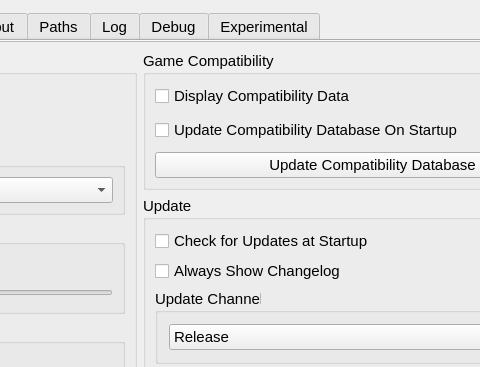
This is src/qt_gui/settings_dialog.ui in shadps4-emu/shadps4-qtlauncher as Qt 5 draws it before an edit; both pictures show x 345 to 825 and y 0 to 367 of the 970 by 767 pixel window. The edited form follows.
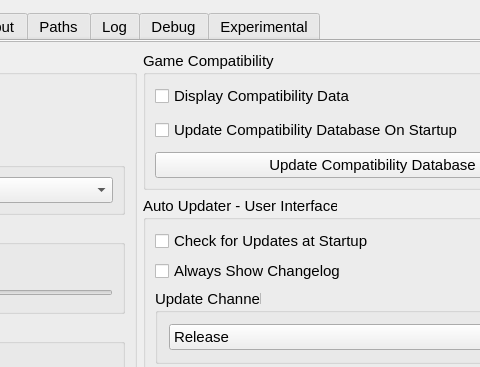
This is the edited form. The open tabs and pages were chosen to show the change. Icons and pictures are not drawn.

Commit message:
Minor interface and translation fixes
Added the text "trophy.wav" to Notice.txt and formatted it in the .cpp file for better readability;

The old "Auto Updater" (which updates the QtLauncher) has been renamed to "Auto Updater – User Interface";

Attempted to fix LoadVersionComboBox, which sometimes failed to load when starting QtLauncher;

Removed the close (X) button from the update download window while updates are in progress;

Fixed the option to choose which tab opens by default — the 'Frontend' option was not working;

Fixed the letter 'i' in LoadInstalledList :)

What changed in the file:
```diff
--- a/src/qt_gui/settings_dialog.ui
+++ b/src/qt_gui/settings_dialog.ui
@@ -870,7 +870,7 @@
                </size>
               </property>
               <property name="title">
-               <string>Update</string>
+               <string>Auto Updater - User Interface</string>
               </property>
               <layout class="QVBoxLayout" name="UpdateLayout" stretch="0,0,0,0">
                <property name="spacing">
```
The commit also changes 6 other files.
